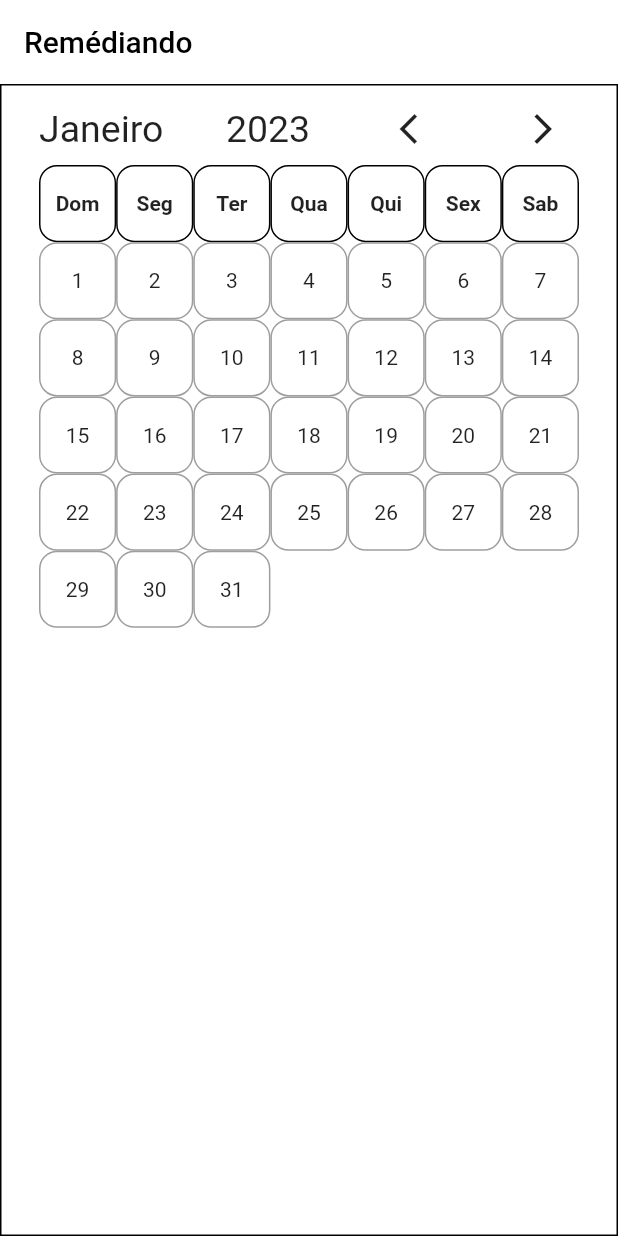
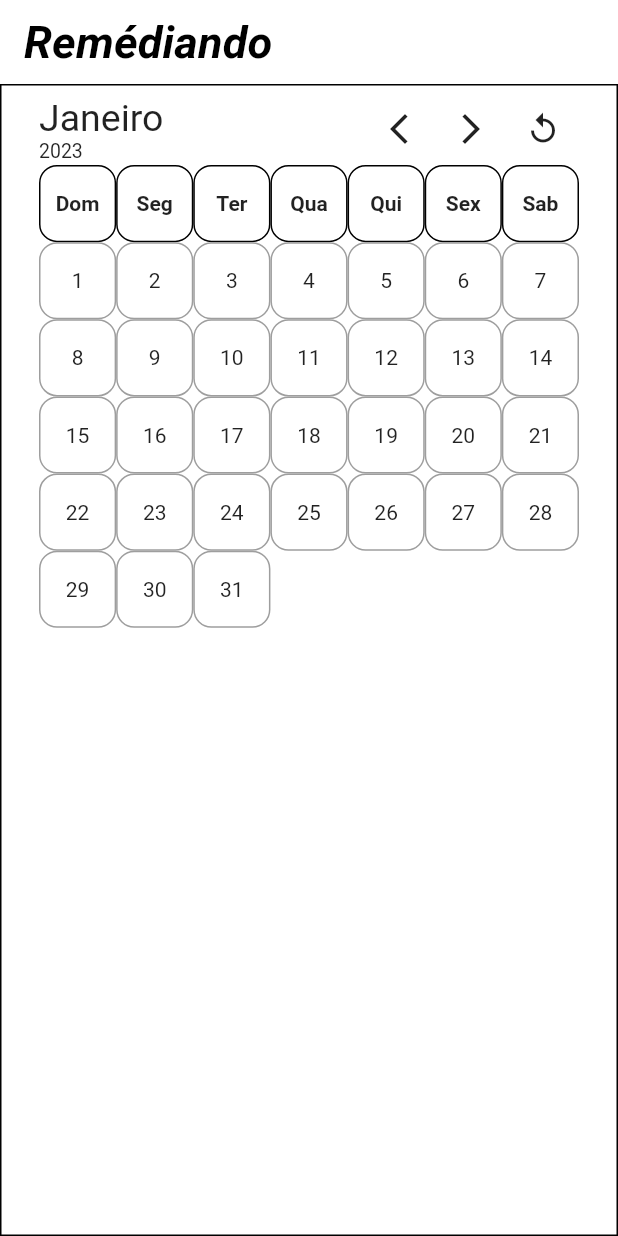
Before and after one commit to Patrickalvares/app_medicine_scheduler, a Flutter app: the screen it shows after launch, on a phone screen of 412 x 824 dp. Run offline on Flutter 3.47's test engine with Material 2 defaults, Android fonts, the phone set to English and light mode, and no system bars; our stand-ins replace table_calendar.

Commit message:
reset calendar button

```diff
--- a/lib/components/calendar.dart
+++ b/lib/components/calendar.dart
@@ -152,14 +152,21 @@ class _MounthCalendarState extends State<MounthCalendar> {
           Row(
             mainAxisAlignment: MainAxisAlignment.spaceBetween,
             children: [
+              Column(
+                crossAxisAlignment: CrossAxisAlignment.start,
+                children: [
                   Text(
-                targetMonthName,
+                    '$targetMonthName',
                     style: const TextStyle(fontSize: 25),
                   ),
                   Text(
                     '${dateTime.year}',
-                style: const TextStyle(fontSize: 25),
+                    style: const TextStyle(fontSize: 13),
                   ),
+                ],
+              ),
+              Row(
+                children: [
                   IconButton(
                       onPressed: () {
                         dateTime = DateTime.utc(
@@ -174,6 +181,15 @@ class _MounthCalendarState extends State<MounthCalendar> {
                         setState(() {});
                       },
                       icon: const Icon(Icons.arrow_forward_ios_sharp)),
+                  IconButton(
+                      onPressed: () {
+                        dateTime = DateTime.utc(DateTime.now().year,
+                            DateTime.now().month, dateTime.day);
+                        setState(() {});
+                      },
+                      icon: const Icon(Icons.replay_outlined)),
+                ],
+              ),
             ],
           ),
           Flexible(
--- a/lib/pages/home_page.dart
+++ b/lib/pages/home_page.dart
@@ -22,7 +22,11 @@ class _HomePageState extends State<HomePage> {
         backgroundColor: Colors.transparent,
         title: const Text(
           'Remédiando',
-          style: TextStyle(color: Colors.black),
+          style: TextStyle(
+              color: Colors.black,
+              fontStyle: FontStyle.italic,
+              fontWeight: FontWeight.bold,
+              fontSize: 30),
         ),
       ),
       body: const MounthCalendar(),
```
Lines whose indentation alone changed are shown as unchanged.
